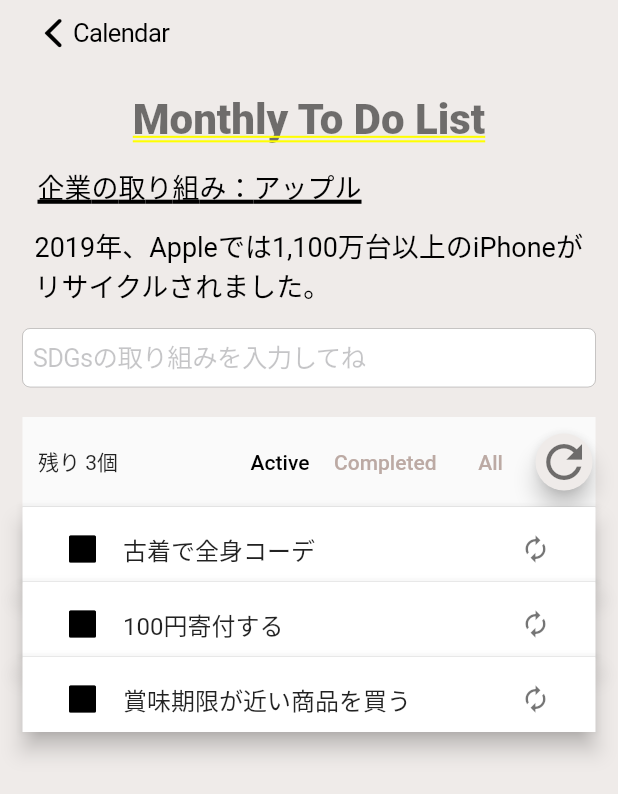
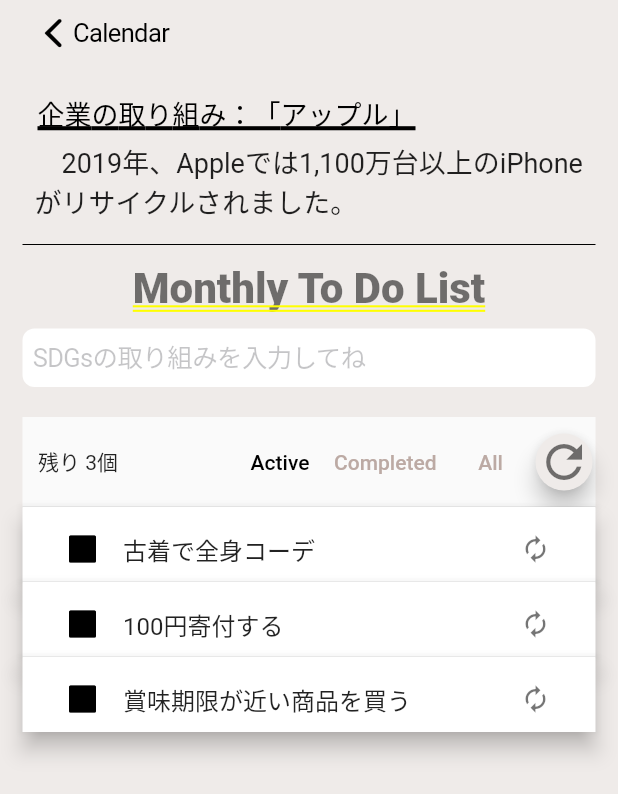
Before and after one commit to kode28003/calender, a Flutter app: the ToDoPage screen opened by its route, on a phone screen of 412 x 824 dp. Shown: the top 794 px of the screen. Run offline on Flutter 3.47's test engine with Material 2 defaults, Android fonts, the phone set to English and light mode, and no system bars; our stand-ins replace flutter_hooks, flutter_riverpod, hooks_riverpod, riverpod, syncfusion_flutter_calendar; Roboto replaces fonts that are missing (Helvetica Neue).

Commit message:
add company information

```diff
--- a/lib/apps/calendar.dart
+++ b/lib/apps/calendar.dart
@@ -49,8 +49,8 @@ Future InputText(BuildContext context) async{
     builder: (context) {
       return Theme(
         data: ThemeData(
-            dialogBackgroundColor: Colors.brown.shade50,
-            dialogTheme: DialogTheme(backgroundColor: Colors.brown.shade50)),
+        dialogBackgroundColor: Colors.brown.shade50,
+        dialogTheme: DialogTheme(backgroundColor: Colors.brown.shade50)),
         child: CupertinoAlertDialog(
         title: Text('予定を入力してください'+'\n',),
         content: CupertinoTextField(
--- a/lib/page/home.dart
+++ b/lib/page/home.dart
@@ -74,7 +74,11 @@ class HomePage extends ConsumerWidget {
           backgroundColor: Colors.brown.shade50,
           trailing: CupertinoButton(
             padding: EdgeInsets.fromLTRB(90, 0, 10, 5),
-            child: Icon(CupertinoIcons.forward,color: Colors.black,size:30,),
+            child: Icon(
+              CupertinoIcons.forward,
+              color: Colors.black,
+              size:30,
+              ),
             onPressed: (){
               Navigator.pushNamed(context, ToDoPage.route);
             },
@@ -197,7 +201,7 @@ class HomePage extends ConsumerWidget {
                 text:status[number],
                   style: TextStyle(
                       fontSize: 16,
-                      color: Colors.black54
+                      color: Colors.black87
                   ),
                 ),
               ),
@@ -229,7 +233,7 @@ class Event extends ConsumerWidget {
     return Align(
       alignment: Alignment.center,
       child:Container(
-        height: 390,
+        height: 350,
         child:SfCalendar(
           todayHighlightColor: Colors.black54,
           cellBorderColor: Colors.black38,
--- a/lib/page/todo.dart
+++ b/lib/page/todo.dart
@@ -45,12 +45,12 @@ final company=[
 
 final companyInformation=[
   '',
-  '2019年、Appleでは1,100万台以上のiPhoneがリサイクルされました。',
-  '米国では、Googleマップで自動車でのルートを検索すると、燃料効率のいいルートを提案されます。',
-  'カンボジアで、子どもが売られない仕組みを作るために、最貧困層の女性向けの雇用の支援を行っています。',
-  '世界各国のジェンダー平等の取り組みが優れている企業に贈られる「2020年男女平等指数」に選ばれました。',
-  '女性が活躍し働きやすい環境づくりとして、ヤクルトレディのお子さんをお預かりする保育所を運営しています。',
-  '電気自動車をより早く普及させるため、車両電動化技術の特許を無償で共有しています。',
+  '　2019年、Appleでは1,100万台以上のiPhoneがリサイクルされました。',
+  '　米国では、Googleマップで自動車でのルートを検索すると、燃料効率のいいルートを提案されます。',
+  '　カンボジアで、子どもが売られない仕組みを作るために、最貧困層の女性向けの雇用の支援を行っています。',
+  '　世界各国のジェンダー平等の取り組みが優れている企業に贈られる「2020年男女平等指数」に選ばれました。',
+  '　女性が活躍し働きやすい環境づくりとして、ヤクルトレディのお子さんをお預かりする保育所を運営しています。',
+  '　電気自動車をより早く普及させるため、車両電動化技術の特許を無償で共有しています。',
 ];
 
 
@@ -138,15 +138,17 @@ class ToDoPage extends HookConsumerWidget {
         child: ListView(
           padding: const EdgeInsets.symmetric(horizontal: 15, vertical: 18),
           children: [
-            const Title(),
             Container(
-                padding: EdgeInsets.fromLTRB(10, 10, 5, 2),
+              foregroundDecoration: BoxDecoration(
+               borderRadius: BorderRadius.circular(8.0),
+              ),
+                padding: EdgeInsets.fromLTRB(10, 0, 5, 0),
                 child: RichText(
                   softWrap: true,
                   overflow: TextOverflow.ellipsis,
                   maxLines: 1,
                   text: TextSpan(
-                    text: '企業の取り組み：${company[companyNum]}',
+                    text: '企業の取り組み：「${company[companyNum]}」',
                     style: TextStyle(
                       fontSize: 18,
                       color: Colors.black,
@@ -157,7 +159,7 @@ class ToDoPage extends HookConsumerWidget {
                 ),
               ),
               Container(
-                padding: EdgeInsets.fromLTRB(8, 10, 5, 15),
+                padding: EdgeInsets.fromLTRB(8, 5, 5, 7),
                 child: RichText(
                   softWrap: true,
                   overflow: TextOverflow.ellipsis,
@@ -166,13 +168,21 @@ class ToDoPage extends HookConsumerWidget {
                     text: companyInformation[companyNum],
                     style: TextStyle(
                       fontSize: 18,
-                      color: Colors.black,
+                      color: Colors.black87,
                       decorationThickness: 3,
                     ),
                   ),
                 ),
               ),
+            new Divider(
+                color: Colors.black
+            ),
+            const Title(),
             CupertinoTextField(
+              decoration: BoxDecoration(
+               borderRadius: BorderRadius.circular(8.0),
+                color: Colors.white,
+                ),
               key: addTodoKey,
               placeholder: 'SDGsの取り組みを入力してね',
               controller: newTodoController,
@@ -300,7 +310,7 @@ class Title extends StatelessWidget {
   @override
   Widget build(BuildContext context) {
     return Container(
-      padding:  EdgeInsets.fromLTRB(10, 1, 10, 5),
+      padding:  EdgeInsets.fromLTRB(10, 5, 10, 10),
     child: const Text(
       'Monthly To Do List',
       textAlign: TextAlign.center,
```
